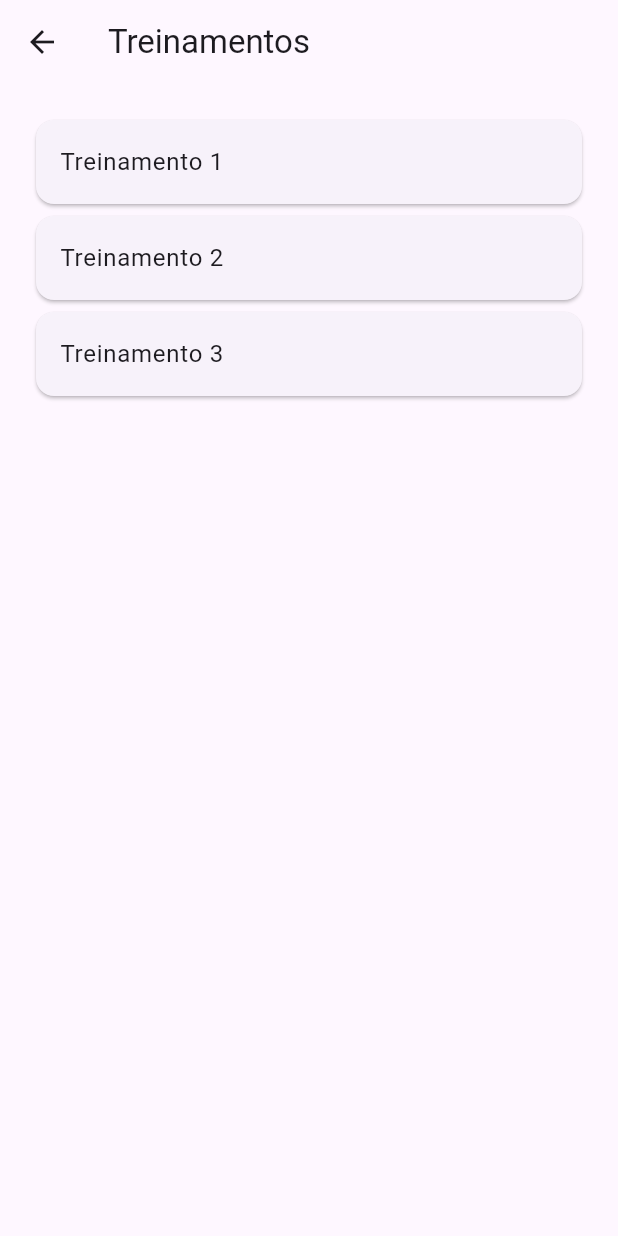
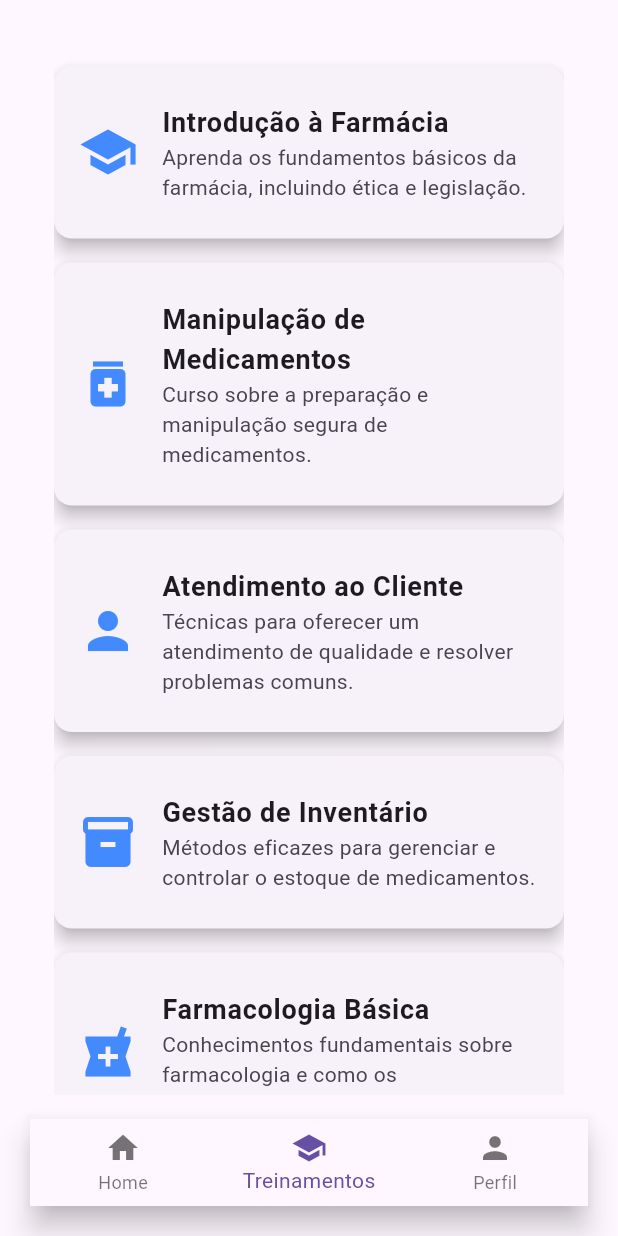
Before and after one commit to WillMidia/-eurofarma_treinamento, a Flutter app: the HomeScreen screen opened by its route, item 2 of the bottom bar chosen, on a phone screen of 412 x 824 dp. Run offline on Flutter 3.47's test engine with Material 3 defaults, Android fonts, the light colour scheme and no system bars.

Commit message:
Inclusão bottom-nav & Treinamentos

```diff
--- a/lib/main.dart
+++ b/lib/main.dart
@@ -26,6 +26,8 @@ class MyApp extends StatelessWidget {
         '/home': (context) => HomeScreen(),
         '/profile': (context) => ProfileScreen(),
         '/training': (context) => TrainingScreen(),
+        '/user_selection': (context) => UserSelectionScreen(),
+
       },
     );
   }
--- a/lib/screens/employee_login_screen.dart
+++ b/lib/screens/employee_login_screen.dart
@@ -1,5 +1,4 @@
 import 'package:flutter/material.dart';
-import '../widgets/custom_button.dart';
 import '../widgets/custom_text_field.dart';
 import 'home_screen.dart';
 
@@ -84,7 +83,7 @@ class EmployeeLoginScreen extends StatelessWidget {
                                     ),
                                     child: Text(
                                       'ENTRAR',
-                                      style: TextStyle(fontSize: 16),
+                                      style: TextStyle(fontSize: 16, color: Colors.white), // Cor do texto
                                     ),
                                   ),
                                 ),
@@ -104,7 +103,7 @@ class EmployeeLoginScreen extends StatelessWidget {
                                     ),
                                     child: Text(
                                       'REGISTRAR',
-                                      style: TextStyle(fontSize: 16),
+                                      style: TextStyle(fontSize: 16, color: Colors.white), // Cor do texto
                                     ),
                                   ),
                                 ),
--- a/lib/screens/rh_login_screen.dart
+++ b/lib/screens/rh_login_screen.dart
@@ -1,5 +1,4 @@
 import 'package:flutter/material.dart';
-import '../widgets/custom_button.dart';
 import '../widgets/custom_text_field.dart';
 import 'home_screen.dart';
 
--- a/lib/screens/training_screen.dart
+++ b/lib/screens/training_screen.dart
@@ -1,38 +1,63 @@
 import 'package:flutter/material.dart';
+import '../widgets/bottom_nav_screen.dart'; // Certifique-se de importar o novo widget
 
 class TrainingScreen extends StatelessWidget {
-  final List<String> trainings = [
-    'Treinamento 1',
-    'Treinamento 2',
-    'Treinamento 3',
-    // Adicione mais treinamentos conforme necessário
+  final List<Map<String, dynamic>> trainings = [
+    {
+      'title': 'Introdução à Farmácia',
+      'description': 'Aprenda os fundamentos básicos da farmácia, incluindo ética e legislação.',
+      'icon': Icons.school
+    },
+    {
+      'title': 'Manipulação de Medicamentos',
+      'description': 'Curso sobre a preparação e manipulação segura de medicamentos.',
+      'icon': Icons.medication
+    },
+    {
+      'title': 'Atendimento ao Cliente',
+      'description': 'Técnicas para oferecer um atendimento de qualidade e resolver problemas comuns.',
+      'icon': Icons.person
+    },
+    {
+      'title': 'Gestão de Inventário',
+      'description': 'Métodos eficazes para gerenciar e controlar o estoque de medicamentos.',
+      'icon': Icons.inventory
+    },
+    {
+      'title': 'Farmacologia Básica',
+      'description': 'Conhecimentos fundamentais sobre farmacologia e como os medicamentos atuam.',
+      'icon': Icons.local_pharmacy
+    },
+    {
+      'title': 'Segurança e Compliance',
+      'description': 'Práticas para garantir a segurança e conformidade nas operações farmacêuticas.',
+      'icon': Icons.lock
+    },
   ];
 
   @override
   Widget build(BuildContext context) {
-    return Scaffold(
-      appBar: AppBar(
-        title: Text('Treinamentos'),
-      ),
-      body: Padding(
-        padding: const EdgeInsets.all(20.0),
+    return BottomNavScreen(
+      child: Padding(
+        padding: const EdgeInsets.all(16.0),
         child: ListView.builder(
           itemCount: trainings.length,
           itemBuilder: (context, index) {
-            return Card(
-              child: ListTile(
-                title: Text(trainings[index]),
+            return TrainingCard(
+              title: trainings[index]['title'],
+              description: trainings[index]['description'],
+              icon: trainings[index]['icon'],
               onTap: () {
                 Navigator.push(
                   context,
                   MaterialPageRoute(
                     builder: (context) => TrainingDetailsScreen(
-                        trainingTitle: trainings[index],
+                      trainingTitle: trainings[index]['title'],
+                      trainingDescription: trainings[index]['description'],
                     ),
                   ),
                 );
               },
-              ),
             );
           },
         ),
@@ -41,10 +66,53 @@ class TrainingScreen extends StatelessWidget {
   }
 }
 
+class TrainingCard extends StatelessWidget {
+  final String title;
+  final String description;
+  final IconData icon;
+  final VoidCallback onTap;
+
+  TrainingCard({
+    required this.title,
+    required this.description,
+    required this.icon,
+    required this.onTap,
+  });
+
+  @override
+  Widget build(BuildContext context) {
+    return Card(
+      elevation: 5,
+      margin: EdgeInsets.symmetric(vertical: 8),
+      child: ListTile(
+        leading: Icon(
+          icon,
+          size: 40,
+          color: Colors.blueAccent,
+        ),
+        contentPadding: EdgeInsets.all(16),
+        title: Text(
+          title,
+          style: TextStyle(fontSize: 18, fontWeight: FontWeight.bold),
+        ),
+        subtitle: Text(
+          description,
+          style: TextStyle(fontSize: 14),
+        ),
+        onTap: onTap,
+      ),
+    );
+  }
+}
+
 class TrainingDetailsScreen extends StatelessWidget {
   final String trainingTitle;
+  final String trainingDescription;
 
-  TrainingDetailsScreen({required this.trainingTitle});
+  TrainingDetailsScreen({
+    required this.trainingTitle,
+    required this.trainingDescription,
+  });
 
   @override
   Widget build(BuildContext context) {
@@ -54,11 +122,30 @@ class TrainingDetailsScreen extends StatelessWidget {
       ),
       body: Padding(
         padding: const EdgeInsets.all(20.0),
-        child: Center(
-          child: Text(
-            'Detalhes sobre $trainingTitle',
-            style: TextStyle(fontSize: 20),
+        child: Column(
+          crossAxisAlignment: CrossAxisAlignment.start,
+          children: [
+            Text(
+              trainingTitle,
+              style: TextStyle(fontSize: 24, fontWeight: FontWeight.bold),
             ),
+            SizedBox(height: 20),
+            Text(
+              trainingDescription,
+              style: TextStyle(fontSize: 16),
+            ),
+            SizedBox(height: 20),
+            Text(
+              'Conteúdo do Treinamento:',
+              style: TextStyle(fontSize: 18, fontWeight: FontWeight.bold),
+            ),
+            SizedBox(height: 10),
+            Text(
+              '• Introdução ao tópico\n• Metodologias e técnicas\n• Exemplos práticos\n• Avaliação e feedback',
+              style: TextStyle(fontSize: 16),
+            ),
+            // Adicione mais detalhes do treinamento se necessário
+          ],
         ),
       ),
     );
--- /dev/null
+++ b/lib/widgets/bottom_nav_screen.dart
@@ -0,0 +1,77 @@
+import 'package:flutter/material.dart';
+
+class BottomNavScreen extends StatelessWidget {
+  final Widget child; // O conteúdo específico da tela
+
+  BottomNavScreen({required this.child});
+
+  @override
+  Widget build(BuildContext context) {
+    return Scaffold(
+      body: Padding(
+        padding: const EdgeInsets.all(20.0),
+        child: Column(
+          crossAxisAlignment: CrossAxisAlignment.stretch,
+          children: [
+            Expanded(child: child), // Conteúdo específico da tela
+            // Barra de navegação inferior
+            BottomNavigationBar(
+              currentIndex: _selectedIndex(context),
+              items: const [
+                BottomNavigationBarItem(
+                  icon: Icon(Icons.home),
+                  label: 'Home',
+                ),
+                BottomNavigationBarItem(
+                  icon: Icon(Icons.school),
+                  label: 'Treinamentos',
+                ),
+                BottomNavigationBarItem(
+                  icon: Icon(Icons.person),
+                  label: 'Perfil',
+                ),
+              ],
+              onTap: (index) {
+                _onItemTapped(index, context);
+              },
+            ),
+          ],
+        ),
+      ),
+    );
+  }
+
+  int _selectedIndex(BuildContext context) {
+    // Lógica para determinar o índice selecionado com base na tela atual
+    final routeName = ModalRoute.of(context)?.settings.name;
+    if (routeName == '/training') {
+      return 1;
+    } else if (routeName == '/profile') {
+      return 2;
+    }
+    return 0; // HomeScreen por padrão
+  }
+
+  void _onItemTapped(int index, BuildContext context) {
+    final currentRoute = ModalRoute.of(context)?.settings.name;
+
+    // Não faz nada se o usuário clicar na página atual
+    if ((index == 0 && currentRoute == '/home') ||
+        (index == 1 && currentRoute == '/training') ||
+        (index == 2 && currentRoute == '/profile')) {
+      return;
+    }
+
+    switch (index) {
+      case 1:
+        Navigator.pushReplacementNamed(context, '/training');
+        break;
+      case 2:
+        Navigator.pushReplacementNamed(context, '/profile');
+        break;
+      default:
+        Navigator.pushReplacementNamed(context, '/home');
+        break;
+    }
+  }
+}
```
Also changed, not shown: lib/screens/home_screen.dart (+12 -53 lines), lib/screens/login_screen.dart (deleted, +0 -73 lines), lib/screens/profile_screen.dart (+27 -8 lines), assets/images/profile_picture.png. Lines whose indentation alone changed are shown as unchanged.
